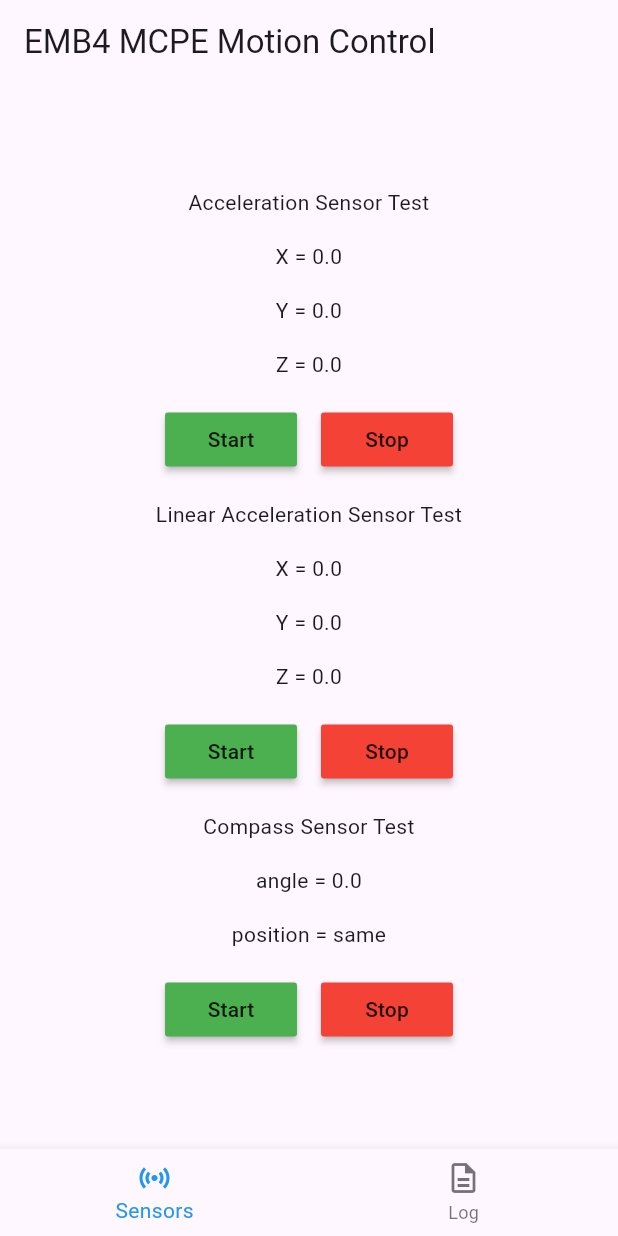
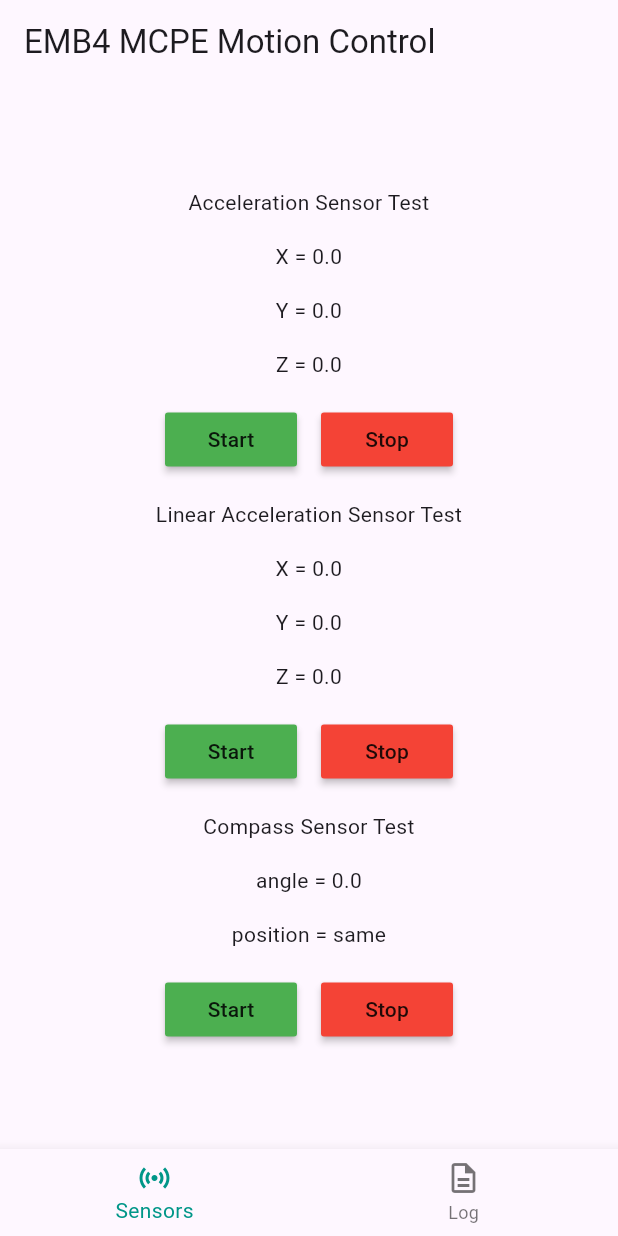
Before and after one commit to SerenityS/emb_mcpe, a Flutter app: the screen it shows after launch, on a phone screen of 412 x 824 dp. Run offline on Flutter 3.47's test engine with Material 2 defaults, Android fonts, the phone set to English and light mode, and no system bars; our stand-ins replace flutter_compass, shared_preferences, socket_io_client; missing offline and left inert: flutter_sensors, simple_speed_dial.

Commit message:
feat: chore: BottomNavigationBar 색 변경
Signed-off-by: HeeRyun, Jin(qwertycvb) <jins4218@gmail.com>

```diff
--- a/flutter/lib/screen/main_screen.dart
+++ b/flutter/lib/screen/main_screen.dart
@@ -37,7 +37,7 @@ class MainScreen extends StatelessWidget {
         BottomNavigationBarItem(icon: Icon(Icons.description_outlined), label: "Log"),
       ],
       currentIndex: _bottomNavigationProvider.currentPage,
-      selectedItemColor: Colors.blue,
+      selectedItemColor: Colors.teal,
       onTap: (index) {
         _bottomNavigationProvider.updateCurrentPage(index);
       },
```
